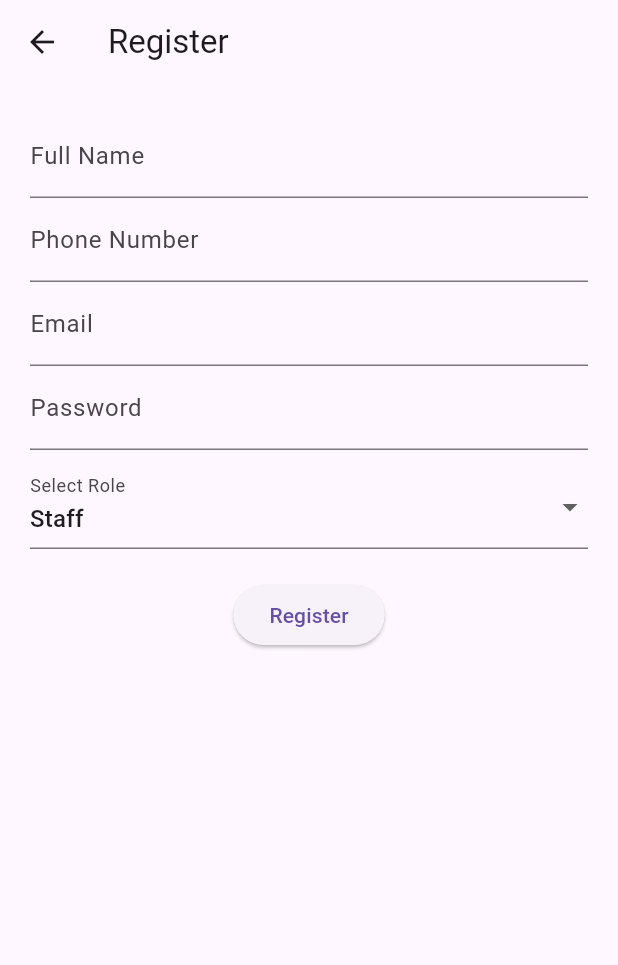
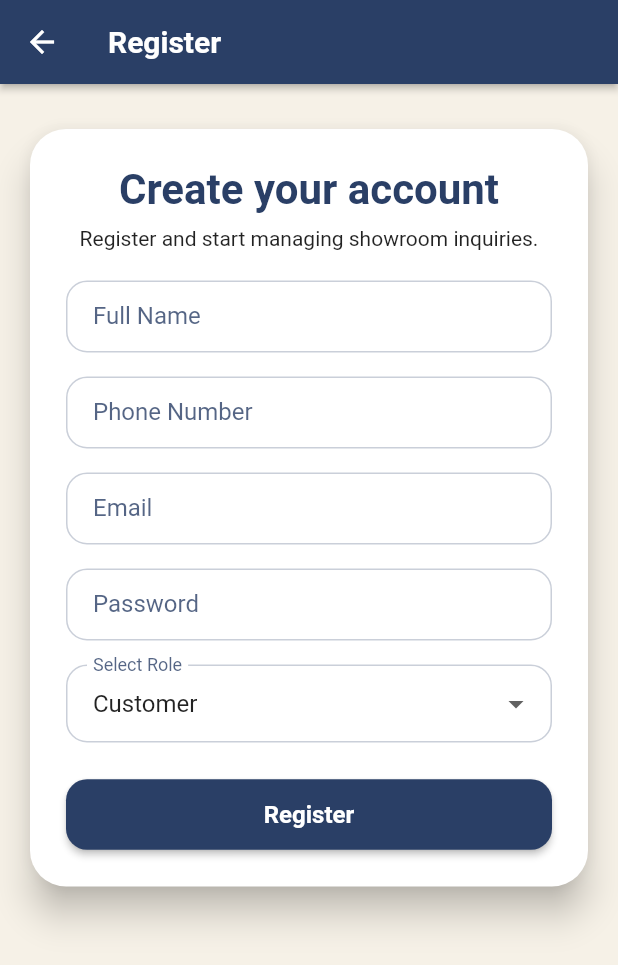
Before and after one commit to ChhabiJ02/Jiten-Auto-Finance, a Flutter app: the screen it shows after launch, after a tap on "Create Account", on a phone screen of 412 x 824 dp. Shown: the top 965 px of the screen. Run offline on Flutter 3.47's test engine with Material 3 defaults, Android fonts, the phone set to English and light mode, and no system bars; our stand-ins replace cloud_firestore, firebase_auth, firebase_core; accounts and stored records are empty.

Commit message:
blue theme with validation

```diff
--- a/lib/main.dart
+++ b/lib/main.dart
@@ -13,9 +13,84 @@ class MyApp extends StatelessWidget {
 
   @override
   Widget build(BuildContext context) {
+    const primaryColor = Color(0xFF2A3F66);
+    const accentColor = Color(0xFFC39C6B);
+    const backgroundColor = Color(0xFFF6F1E7);
+
     return MaterialApp(
       debugShowCheckedModeBanner: false,
-      home: AuthWrapper(),
+      theme: ThemeData(
+        useMaterial3: false,
+        colorScheme: ColorScheme.fromSeed(
+          seedColor: primaryColor,
+          brightness: Brightness.light,
+        ).copyWith(
+          secondary: accentColor,
+          surface: Colors.white,
+          onSurface: Colors.black87,
+        ),
+        scaffoldBackgroundColor: backgroundColor,
+        primaryColor: primaryColor,
+        appBarTheme: const AppBarTheme(
+          backgroundColor: primaryColor,
+          foregroundColor: Colors.white,
+          elevation: 2,
+          titleTextStyle: TextStyle(
+            fontSize: 20,
+            fontWeight: FontWeight.w700,
+            color: Colors.white,
+          ),
+          iconTheme: IconThemeData(color: Colors.white),
+        ),
+        elevatedButtonTheme: ElevatedButtonThemeData(
+          style: ElevatedButton.styleFrom(
+            backgroundColor: primaryColor,
+            foregroundColor: Colors.white,
+            shape: RoundedRectangleBorder(
+              borderRadius: BorderRadius.circular(14),
+            ),
+            padding: const EdgeInsets.symmetric(vertical: 14, horizontal: 18),
+            textStyle: const TextStyle(fontSize: 16, fontWeight: FontWeight.w600),
+          ),
+        ),
+        inputDecorationTheme: InputDecorationTheme(
+          filled: true,
+          fillColor: Colors.white,
+          contentPadding: const EdgeInsets.symmetric(vertical: 14, horizontal: 18),
+          border: OutlineInputBorder(
+            borderRadius: BorderRadius.circular(14),
+            borderSide: BorderSide(color: primaryColor.withAlpha(64)),
+          ),
+          enabledBorder: OutlineInputBorder(
+            borderRadius: BorderRadius.circular(14),
+            borderSide: BorderSide(color: primaryColor.withAlpha(64)),
+          ),
+          focusedBorder: OutlineInputBorder(
+            borderRadius: BorderRadius.circular(14),
+            borderSide: BorderSide(color: accentColor),
+          ),
+          labelStyle: TextStyle(color: primaryColor.withAlpha(204)),
+        ),
+        cardTheme: CardThemeData(
+          color: Colors.white,
+          elevation: 4,
+          margin: const EdgeInsets.symmetric(vertical: 10, horizontal: 0),
+          shape: RoundedRectangleBorder(borderRadius: BorderRadius.circular(18)),
+        ),
+        snackBarTheme: SnackBarThemeData(
+          backgroundColor: primaryColor,
+          contentTextStyle: const TextStyle(color: Colors.white),
+          behavior: SnackBarBehavior.floating,
+          shape: RoundedRectangleBorder(borderRadius: BorderRadius.circular(14)),
+        ),
+        textTheme: TextTheme(
+          headlineMedium: const TextStyle(fontSize: 28, fontWeight: FontWeight.bold, color: primaryColor),
+          titleLarge: const TextStyle(fontSize: 20, fontWeight: FontWeight.w700, color: primaryColor),
+          bodyLarge: const TextStyle(fontSize: 16, color: Colors.black87),
+          bodyMedium: const TextStyle(fontSize: 14, color: Colors.black87),
+        ),
+      ),
+      home: const AuthWrapper(),
     );
   }
 }
--- a/lib/services/screens/auth/login_screen.dart
+++ b/lib/services/screens/auth/login_screen.dart
@@ -13,34 +13,79 @@ class _LoginScreenState extends State<LoginScreen> {
 
   bool loading = false;
 
+  void showMessage(String message) {
+    ScaffoldMessenger.of(context).showSnackBar(
+      SnackBar(content: Text(message)),
+    );
+  }
+
   Future<void> login() async {
+    final email = emailController.text.trim();
+    final password = passwordController.text.trim();
+
+    if (email.isEmpty && password.isEmpty) {
+      showMessage("Please enter your email and password.");
+      return;
+    }
+    if (email.isEmpty) {
+      showMessage("Please enter your email address.");
+      return;
+    }
+    if (password.isEmpty) {
+      showMessage("Please enter your password.");
+      return;
+    }
+
     setState(() => loading = true);
 
     try {
       await FirebaseAuth.instance.signInWithEmailAndPassword(
-        email: emailController.text.trim(),
-        password: passwordController.text.trim(),
+        email: email,
+        password: password,
       );
+    } on FirebaseAuthException catch (e) {
+      print("🔥 LOGIN ERROR CODE: ${e.code}");
+      print("🔥 LOGIN ERROR MESSAGE: ${e.message}");
+
+      showMessage(e.message ?? "Login failed");
     } catch (e) {
-      ScaffoldMessenger.of(context).showSnackBar(
-        SnackBar(content: Text("Login Failed")),
-      );
+      print("🔥 UNKNOWN ERROR: $e");
+      showMessage("Something went wrong. Try again.");
+    } finally {
+      setState(() => loading = false);
+    }
   }
 
-    setState(() => loading = false);
+  @override
+  void dispose() {
+    emailController.dispose();
+    passwordController.dispose();
+    super.dispose();
   }
 
   @override
   Widget build(BuildContext context) {
+    final theme = Theme.of(context);
+
     return Scaffold(
-      body: Padding(
+      body: SingleChildScrollView(
         padding: const EdgeInsets.all(20),
+        child: Center(
+          child: ConstrainedBox(
+            constraints: const BoxConstraints(maxWidth: 500),
+            child: Card(
+              elevation: 10,
+              shape: RoundedRectangleBorder(borderRadius: BorderRadius.circular(24)),
+              child: Padding(
+                padding: const EdgeInsets.all(24),
                 child: Column(
-          mainAxisAlignment: MainAxisAlignment.center,
+                  mainAxisSize: MainAxisSize.min,
                   children: [
-            const Text(
-              "Jiten Auto",
-              style: TextStyle(fontSize: 28, fontWeight: FontWeight.bold),
+                    Text("Jiten Auto", style: theme.textTheme.headlineMedium),
+                    const SizedBox(height: 8),
+                    Text(
+                      "Sign in to manage inquiries quickly.",
+                      style: theme.textTheme.bodyMedium,
                     ),
                     const SizedBox(height: 30),
 
@@ -49,20 +94,34 @@ class _LoginScreenState extends State<LoginScreen> {
                       decoration: const InputDecoration(labelText: "Email"),
                     ),
 
+                    const SizedBox(height: 16),
+
                     TextField(
                       controller: passwordController,
                       obscureText: true,
                       decoration: const InputDecoration(labelText: "Password"),
                     ),
 
-            const SizedBox(height: 20),
+                    const SizedBox(height: 24),
 
-            ElevatedButton(
+                    SizedBox(
+                      width: double.infinity,
+                      child: ElevatedButton(
                         onPressed: loading ? null : login,
                         child: loading
-                  ? const CircularProgressIndicator()
+                            ? const SizedBox(
+                                height: 20,
+                                width: 20,
+                                child: CircularProgressIndicator(
+                                  color: Colors.white,
+                                  strokeWidth: 2,
+                                ),
+                              )
                             : const Text("Login"),
                       ),
+                    ),
+
+                    const SizedBox(height: 10),
 
                     TextButton(
                       onPressed: () {
@@ -71,11 +130,18 @@ class _LoginScreenState extends State<LoginScreen> {
                           MaterialPageRoute(builder: (_) => RegisterScreen()),
                         );
                       },
+                      style: TextButton.styleFrom(
+                        foregroundColor: theme.colorScheme.primary,
+                      ),
                       child: const Text("Create Account"),
                     )
                   ],
                 ),
               ),
+            ),
+          ),
+        ),
+      ),
     );
   }
 }
--- a/lib/services/screens/auth/register_screen.dart
+++ b/lib/services/screens/auth/register_screen.dart
@@ -13,18 +13,36 @@ class _RegisterScreenState extends State<RegisterScreen> {
   final emailController = TextEditingController();
   final passwordController = TextEditingController();
 
-  String role = "staff"; // default role
+  bool loading = false;
+  String role = "customer";
 
-  bool loading = false;
+  void showMessage(String message) {
+    ScaffoldMessenger.of(context).showSnackBar(
+      SnackBar(content: Text(message)),
+    );
+  }
 
   Future<void> register() async {
-    if (nameController.text.isEmpty ||
-        phoneController.text.isEmpty ||
-        emailController.text.isEmpty ||
-        passwordController.text.isEmpty) {
-      ScaffoldMessenger.of(context).showSnackBar(
-        const SnackBar(content: Text("Please fill all fields")),
-      );
+    final name = nameController.text.trim();
+    final phone = phoneController.text.trim();
+    final email = emailController.text.trim();
+    final password = passwordController.text.trim();
+
+    // 🔥 VALIDATION
+    if (name.isEmpty) {
+      showMessage("Please enter your full name.");
+      return;
+    }
+    if (phone.isEmpty) {
+      showMessage("Please enter your phone number.");
+      return;
+    }
+    if (email.isEmpty) {
+      showMessage("Please enter your email address.");
+      return;
+    }
+    if (password.isEmpty) {
+      showMessage("Please enter a password.");
       return;
     }
 
@@ -33,71 +51,100 @@ class _RegisterScreenState extends State<RegisterScreen> {
     try {
       final userCredential =
           await FirebaseAuth.instance.createUserWithEmailAndPassword(
-        email: emailController.text.trim(),
-        password: passwordController.text.trim(),
+        email: email,
+        password: password,
       );
 
-      // Save user data in Firestore
       await FirebaseFirestore.instance
           .collection('users')
           .doc(userCredential.user!.uid)
           .set({
-        "name": nameController.text.trim(),
-        "phone": phoneController.text.trim(),
-        "email": emailController.text.trim(),
-        "role": role,
+        "name": name,
+        "phone": phone,
+        "email": email,
+        "role": "customer", // ✅ ONLY CUSTOMER
         "createdAt": Timestamp.now(),
       });
 
-      ScaffoldMessenger.of(context).showSnackBar(
-        const SnackBar(content: Text("Registered Successfully")),
-      );
+      if (!mounted) return;
+      showMessage("Registered Successfully");
+      Navigator.pop(context);
+    } on FirebaseAuthException catch (e) {
+      print("🔥 REGISTER ERROR CODE: ${e.code}");
+      print("🔥 REGISTER ERROR MESSAGE: ${e.message}");
 
-      Navigator.pop(context);
+      showMessage(e.message ?? "Registration failed");
     } catch (e) {
-      ScaffoldMessenger.of(context).showSnackBar(
-        const SnackBar(content: Text("Registration Failed")),
-      );
+      print("🔥 UNKNOWN ERROR: $e");
+      if (mounted) showMessage("Something went wrong. Try again.");
+    } finally {
+      if (mounted) setState(() => loading = false);
+    }
   }
 
-    setState(() => loading = false);
+  @override
+  void dispose() {
+    nameController.dispose();
+    phoneController.dispose();
+    emailController.dispose();
+    passwordController.dispose();
+    super.dispose();
   }
 
   @override
   Widget build(BuildContext context) {
+    final theme = Theme.of(context);
+
     return Scaffold(
       appBar: AppBar(title: const Text("Register")),
       body: SingleChildScrollView(
         padding: const EdgeInsets.all(20),
+        child: Center(
+          child: ConstrainedBox(
+            constraints: const BoxConstraints(maxWidth: 520),
+            child: Card(
+              elevation: 10,
+              shape: RoundedRectangleBorder(borderRadius: BorderRadius.circular(24)),
+              child: Padding(
+                padding: const EdgeInsets.all(24),
                 child: Column(
                   children: [
+                    Text("Create your account", style: theme.textTheme.headlineMedium),
+                    const SizedBox(height: 8),
+                    Text(
+                      "Register and start managing showroom inquiries.",
+                      style: theme.textTheme.bodyMedium,
+                    ),
+                    const SizedBox(height: 20),
+
                     TextField(
                       controller: nameController,
                       decoration: const InputDecoration(labelText: "Full Name"),
                     ),
 
+                    const SizedBox(height: 16),
                     TextField(
                       controller: phoneController,
                       keyboardType: TextInputType.phone,
                       decoration: const InputDecoration(labelText: "Phone Number"),
                     ),
 
+                    const SizedBox(height: 16),
                     TextField(
                       controller: emailController,
                       decoration: const InputDecoration(labelText: "Email"),
                     ),
 
+                    const SizedBox(height: 16),
                     TextField(
                       controller: passwordController,
                       obscureText: true,
                       decoration: const InputDecoration(labelText: "Password"),
                     ),
 
-            const SizedBox(height: 10),
-
-            // ✅ ROLE DROPDOWN (NO ADMIN)
+                    const SizedBox(height: 16),
                     DropdownButtonFormField<String>(
-              value: role,
+                      initialValue: role,
                       decoration: const InputDecoration(labelText: "Select Role"),
                       items: const [
                         DropdownMenuItem(value: "staff", child: Text("Staff")),
@@ -108,15 +155,28 @@ class _RegisterScreenState extends State<RegisterScreen> {
                       },
                     ),
 
-            const SizedBox(height: 20),
-
-            ElevatedButton(
+                    const SizedBox(height: 24),
+                    SizedBox(
+                      width: double.infinity,
+                      child: ElevatedButton(
                         onPressed: loading ? null : register,
                         child: loading
-                  ? const CircularProgressIndicator(color: Colors.white)
+                            ? const SizedBox(
+                                height: 20,
+                                width: 20,
+                                child: CircularProgressIndicator(
+                                  color: Colors.white,
+                                  strokeWidth: 2,
+                                ),
+                              )
                             : const Text("Register"),
                       ),
+                    ),
                   ],
+                ),
+              ),
+            ),
+          ),
         ),
       ),
     );
```
Also changed, not shown: lib/services/screens/customer/customer_home_screen.dart (+15 -7 lines), lib/services/screens/staff/add_inquiry_screen.dart (+82 -15 lines). Lines whose indentation alone changed are shown as unchanged.
